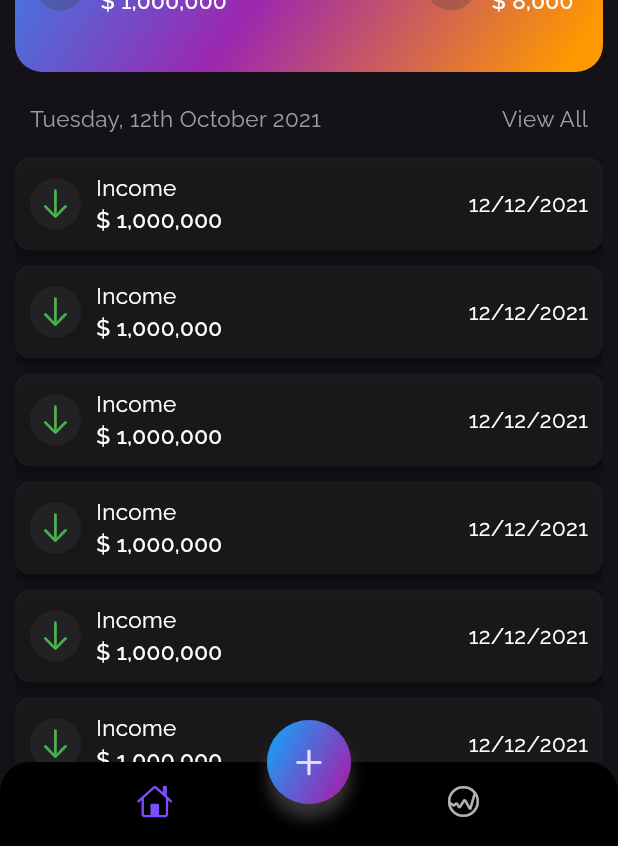
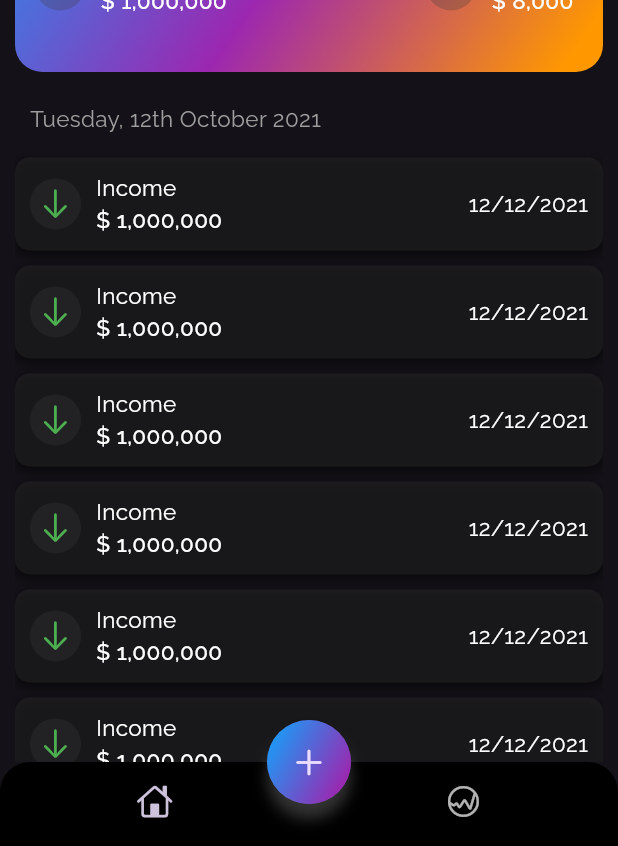
Before and after one commit to RJ2607/Finance_App_Frontend, a Flutter app: the screen it shows after launch, on a phone screen of 412 x 824 dp. Shown: the part 387-1233 px from the top of the screen. Run offline on Flutter 3.47's test engine with Material 3 defaults, Android fonts, the phone set to English and light mode, and no system bars; our stand-ins replace fl_chart, icons_plus.

Commit message:
Update collapsed height and comment out unused code

```diff
--- a/lib/Pages/home_page.dart
+++ b/lib/Pages/home_page.dart
@@ -50,7 +50,7 @@ class _HomePageState extends State<HomePage> {
           floating: true,
           pinned: true,
           flexibleSpace: totalBalance(),
-          collapsedHeight: MediaQuery.of(context).size.height * 0.125,
+          collapsedHeight: MediaQuery.of(context).size.height * 0.1,
           expandedHeight: MediaQuery.of(context).size.height * 0.25,
         ),
         SliverPadding(
@@ -65,15 +65,22 @@ class _HomePageState extends State<HomePage> {
                       fontWeight: FontWeight.w300,
                       color: Colors.grey,
                     )),
-                GestureDetector(
-                  onTap: () {},
-                  child: Text('View All',
-                      style: TextStyle(
-                        fontSize: 15,
-                        fontWeight: FontWeight.w300,
-                        color: Colors.grey,
-                      )),
-                )
+                // GestureDetector(
+                //   onTap: () {
+                //     Navigator.push(
+                //         context,
+                //         MaterialPageRoute(
+                //             builder: (context) => BottomNav(
+                //                   tab: 1,
+                //                 )));
+                //   },
+                //   child: Text('View All',
+                //       style: TextStyle(
+                //         fontSize: 15,
+                //         fontWeight: FontWeight.w300,
+                //         color: Colors.grey,
+                //       )),
+                // )
               ],
             ),
           ),
--- a/lib/components/bottom_nav.dart
+++ b/lib/components/bottom_nav.dart
@@ -43,7 +43,7 @@ class _BottomNavState extends State<BottomNav> {
           onTap: _onItemTapped,
           type: BottomNavigationBarType.fixed,
           backgroundColor: Colors.black,
-          selectedItemColor: Colors.deepPurpleAccent,
+          // selectedItemColor: Colors.deepPurpleAccent,
           showSelectedLabels: false,
           showUnselectedLabels: false,
           items: <BottomNavigationBarItem>[
```
